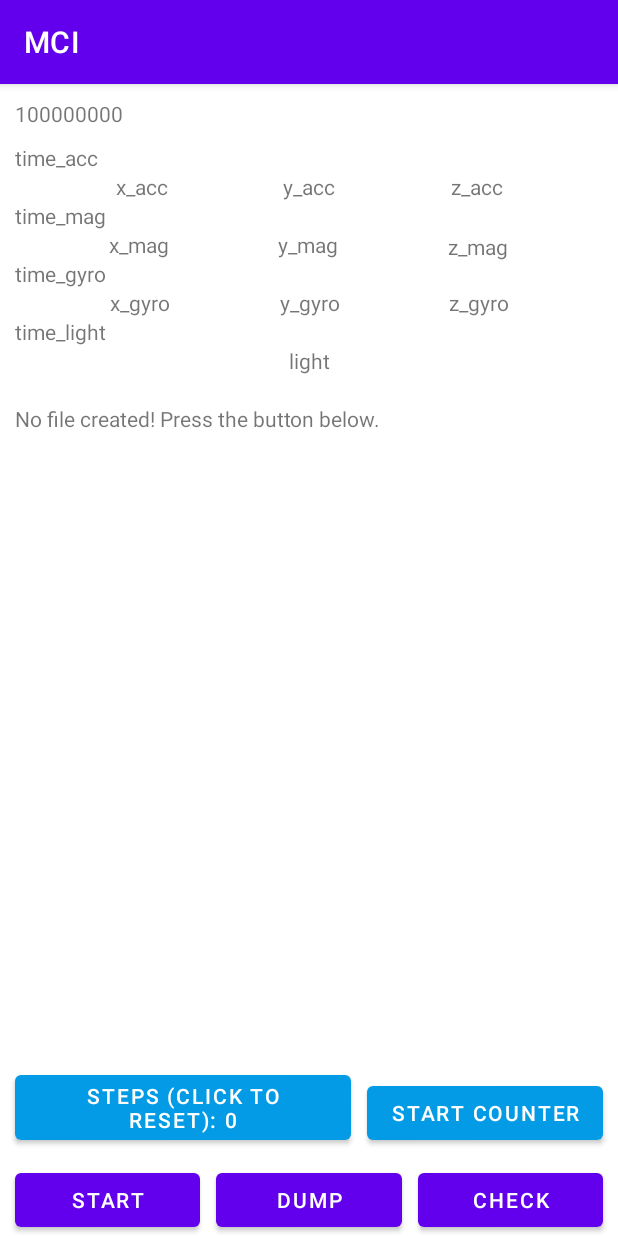
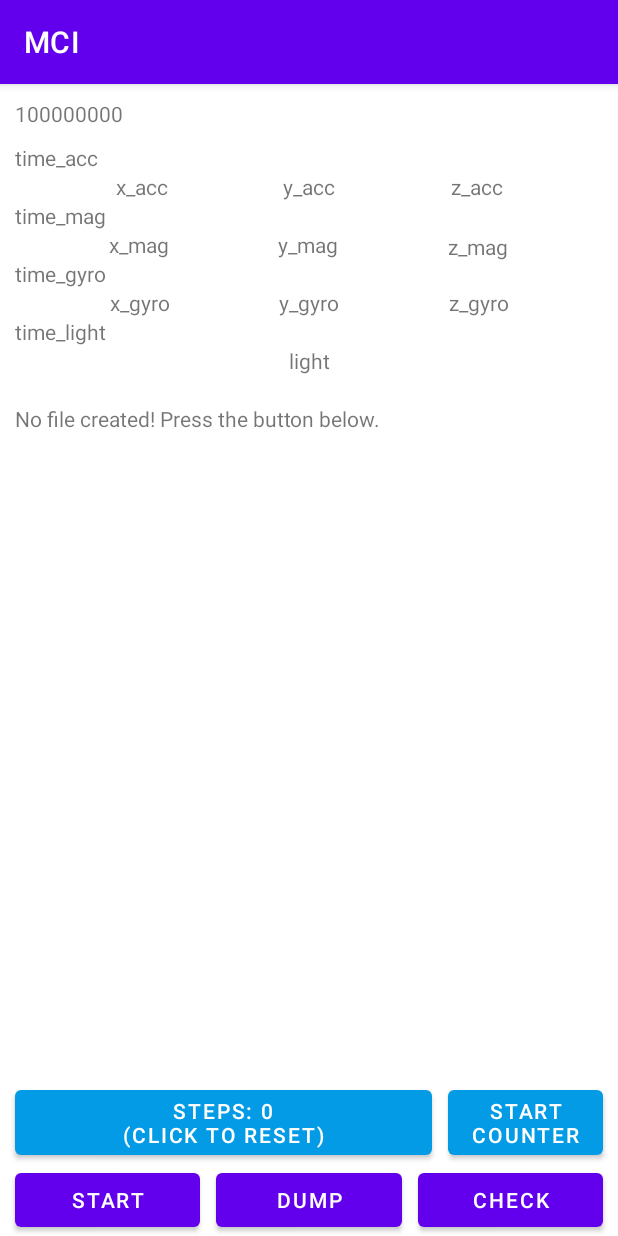
Before and after one commit to AdwaitB/visual-positioning-mci, an Android app: the screen it shows after launch (MainActivity), on a phone screen of 412 x 824 dp. Run offline under Robolectric (Android 15) with nearby library versions, the phone set to English and light mode, and no system bars.

Commit message:
Fixed height for step counter buttons

```diff
--- a/app/src/main/java/com/example/mci/MainActivity.java
+++ b/app/src/main/java/com/example/mci/MainActivity.java
@@ -177,24 +177,24 @@ public class MainActivity extends AppCompatActivity implements SensorEventListen
         });
 
         Button counterToggle = (Button) findViewById(R.id.counterToggle);
-        counterToggle.setText("START COUNTER");
+        counterToggle.setText("START\nCOUNTER");
         counterToggle.setOnClickListener(new View.OnClickListener() {
             public void onClick(View view) {
                 AbstractStage.flipActive();
                 if(!AbstractStage.active){
                     joinThreads();
-                    counterToggle.setText("START COUNTER");
+                    counterToggle.setText("START\nCOUNTER");
                 }
                 else{
                     startThreads();
-                    counterToggle.setText("STOP COUNTER");
+                    counterToggle.setText("STOP\nCOUNTER");
                 }
             }
         });
     }
 
     public static void updateStepButton(){
-        counter.setText("STEPS (Click to reset): " + AbstractStage.stepCount);
+        counter.setText("STEPS: " + AbstractStage.stepCount + "\n(Click to reset)");
     }
 
     private void initSensors(){
--- a/app/src/main/res/layout/activity_main.xml
+++ b/app/src/main/res/layout/activity_main.xml
@@ -229,7 +229,6 @@
         android:layout_marginLeft="10dp"
         android:layout_marginEnd="5dp"
         android:layout_marginRight="5dp"
-        android:layout_marginBottom="10dp"
         android:text="INACTIVE"
         android:textColor="@color/white"
         app:backgroundTint="#039BE5"
@@ -261,9 +260,8 @@
         android:layout_marginLeft="5dp"
         android:layout_marginEnd="10dp"
         android:layout_marginRight="10dp"
-        android:layout_marginBottom="10dp"
+        android:text="START COUNTER"
         android:textColor="@color/white"
-        android:text="START COUNTER"
         app:backgroundTint="#039BE5"
         app:layout_constraintBottom_toTopOf="@+id/checkfile"
         app:layout_constraintEnd_toEndOf="parent"
```
